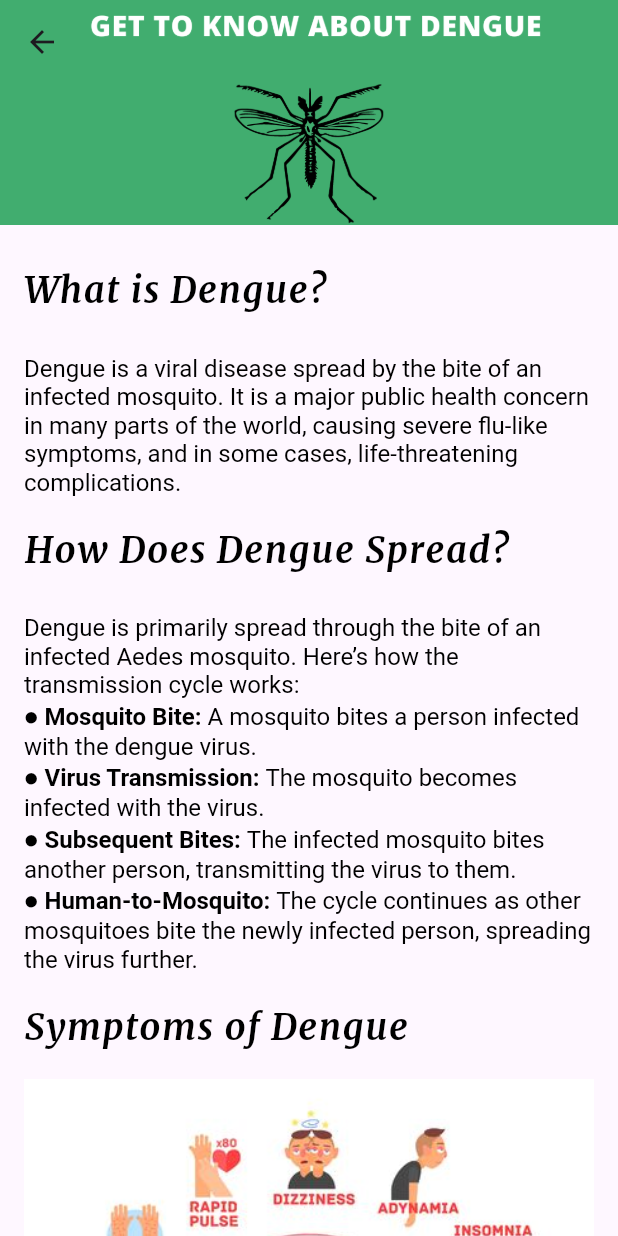
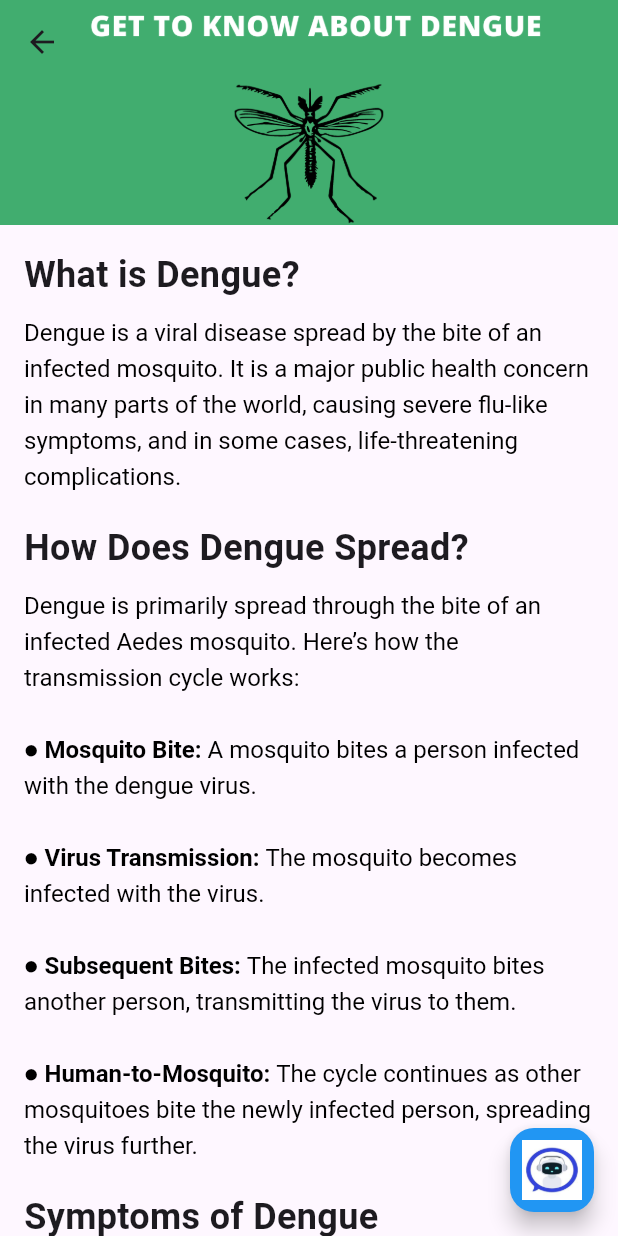
Before and after one commit to SmartDengueAlert/SmartDengueAlert-frontend, a Flutter app: the InfoPage screen opened directly, on a phone screen of 412 x 824 dp. Run offline on Flutter 3.47's test engine with Material 3 defaults, Android fonts, the phone set to English and light mode, and no system bars; our stand-ins replace icons_plus, shared_preferences; accounts and stored records are empty.

Commit message:
Adding the chatbot made by Koshila

```diff
--- a/lib/info_page.dart
+++ b/lib/info_page.dart
@@ -1,5 +1,6 @@
 import 'package:flutter/material.dart';
 
+import 'chatbot_page.dart';
 
 class InfoPage extends StatefulWidget {
   const InfoPage({super.key});
@@ -45,6 +46,7 @@ class _InfoPageState extends State<InfoPage> {
                     ),
                   ],
                 ),
+                SizedBox(height: 20), // Add space between sections
                 SectionTitle(title: 'How Does Dengue Spread?'),
                 SectionContent(
                   text: [
@@ -52,28 +54,28 @@ class _InfoPageState extends State<InfoPage> {
                       text: 'Dengue is primarily spread through the bite of an infected Aedes mosquito. Here’s how the transmission cycle works:',
                     ),
                     TextSpan(
-                      text: '\n● Mosquito Bite: ',
+                      text: '\n\n● Mosquito Bite: ',
                       style: TextStyle(fontWeight: FontWeight.bold),
                     ),
                     TextSpan(
                       text: 'A mosquito bites a person infected with the dengue virus.',
                     ),
                     TextSpan(
-                      text: '\n● Virus Transmission: ',
+                      text: '\n\n● Virus Transmission: ',
                       style: TextStyle(fontWeight: FontWeight.bold),
                     ),
                     TextSpan(
                       text: 'The mosquito becomes infected with the virus.',
                     ),
                     TextSpan(
-                      text: '\n● Subsequent Bites: ',
+                      text: '\n\n● Subsequent Bites: ',
                       style: TextStyle(fontWeight: FontWeight.bold),
                     ),
                     TextSpan(
                       text: 'The infected mosquito bites another person, transmitting the virus to them.',
                     ),
                     TextSpan(
-                      text: '\n● Human-to-Mosquito: ',
+                      text: '\n\n● Human-to-Mosquito: ',
                       style: TextStyle(fontWeight: FontWeight.bold),
                     ),
                     TextSpan(
@@ -81,6 +83,7 @@ class _InfoPageState extends State<InfoPage> {
                     ),
                   ],
                 ),
+                SizedBox(height: 20),
                 SectionTitle(title: 'Symptoms of Dengue'),
                 SectionContent(
                   text: [
@@ -88,36 +91,37 @@ class _InfoPageState extends State<InfoPage> {
                       text: 'Common symptoms of dengue include:',
                     ),
                     TextSpan(
-                      text: '\n● High fever',
+                      text: '\n\n● High fever',
                       style: TextStyle(fontWeight: FontWeight.bold),
                     ),
                     TextSpan(
-                      text: '\n● Severe headache',
+                      text: '\n\n● Severe headache',
                       style: TextStyle(fontWeight: FontWeight.bold),
                     ),
                     TextSpan(
-                      text: '\n● Pain behind the eyes',
+                      text: '\n\n● Pain behind the eyes',
                       style: TextStyle(fontWeight: FontWeight.bold),
                     ),
                     TextSpan(
-                      text: '\n● Joint and muscle pain',
+                      text: '\n\n● Joint and muscle pain',
                       style: TextStyle(fontWeight: FontWeight.bold),
                     ),
                     TextSpan(
-                      text: '\n● Nausea and vomiting',
+                      text: '\n\n● Nausea and vomiting',
                       style: TextStyle(fontWeight: FontWeight.bold),
                     ),
                     TextSpan(
-                      text: '\n● Skin rash',
+                      text: '\n\n● Skin rash',
                       style: TextStyle(fontWeight: FontWeight.bold),
                     ),
                     TextSpan(
-                      text: '\n● Mild bleeding (such as nosebleeds or easy bruising)',
+                      text: '\n\n● Mild bleeding (such as nosebleeds or easy bruising)',
                       style: TextStyle(fontWeight: FontWeight.bold),
                     ),
                   ],
                   image: 'assets/images/fever-symptoms.jpg',
                 ),
+                SizedBox(height: 20),
                 SectionTitle(title: 'How to Prevent the Spread of Dengue'),
                 SectionContent(
                   text: [
@@ -125,35 +129,35 @@ class _InfoPageState extends State<InfoPage> {
                       text: 'To protect yourself and prevent the spread of dengue, follow these tips:',
                     ),
                     TextSpan(
-                      text: '\n● Use Mosquito Repellent: ',
+                      text: '\n\n● Use Mosquito Repellent: ',
                       style: TextStyle(fontWeight: FontWeight.bold),
                     ),
                     TextSpan(
                       text: 'Apply repellent on exposed skin and clothing.',
                     ),
                     TextSpan(
-                      text: '\n● Wear Protective Clothing: ',
+                      text: '\n\n● Wear Protective Clothing: ',
                       style: TextStyle(fontWeight: FontWeight.bold),
                     ),
                     TextSpan(
                       text: 'Wear long-sleeved shirts, long pants, socks, and shoes when outdoors.',
                     ),
                     TextSpan(
-                      text: '\n● Eliminate Standing Water: ',
+                      text: '\n\n● Eliminate Standing Water: ',
                       style: TextStyle(fontWeight: FontWeight.bold),
                     ),
                     TextSpan(
                       text: 'Remove or cover containers that can hold water to reduce mosquito breeding sites.',
                     ),
                     TextSpan(
-                      text: '\n● Use Mosquito Nets: ',
+                      text: '\n\n● Use Mosquito Nets: ',
                       style: TextStyle(fontWeight: FontWeight.bold),
                     ),
                     TextSpan(
                       text: 'Sleep under mosquito nets, especially in areas where dengue is common.',
                     ),
                     TextSpan(
-                      text: '\n● Keep Mosquitoes Out: ',
+                      text: '\n\n● Keep Mosquitoes Out: ',
                       style: TextStyle(fontWeight: FontWeight.bold),
                     ),
                     TextSpan(
@@ -162,6 +166,7 @@ class _InfoPageState extends State<InfoPage> {
                   ],
                   image: 'assets/images/dengue_prevent.jpg',
                 ),
+                SizedBox(height: 20),
                 SectionTitle(title: 'How Does the App Work?'),
                 SectionContent(
                   text: [
@@ -169,23 +174,24 @@ class _InfoPageState extends State<InfoPage> {
                       text: 'Our dengue prediction app uses machine learning algorithms to analyze various factors that contribute to the spread of dengue fever, including:',
                     ),
                     TextSpan(
-                      text: '\n● Weather Patterns',
+                      text: '\n\n● Weather Patterns',
                       style: TextStyle(fontWeight: FontWeight.bold),
                     ),
                     TextSpan(
-                      text: '\n● Mosquito Breeding Habits',
+                      text: '\n\n● Mosquito Breeding Habits',
                       style: TextStyle(fontWeight: FontWeight.bold),
                     ),
                     TextSpan(
-                      text: '\n● Population Density',
+                      text: '\n\n● Population Density',
                       style: TextStyle(fontWeight: FontWeight.bold),
                     ),
                     TextSpan(
-                      text: '\n● Historical Dengue Outbreak Data',
+                      text: '\n\n● Historical Dengue Outbreak Data',
                       style: TextStyle(fontWeight: FontWeight.bold),
                     ),
                   ],
                 ),
+                SizedBox(height: 20),
                 SectionTitle(title: 'Features'),
                 SectionContent(
                   text: [
@@ -197,21 +203,21 @@ class _InfoPageState extends State<InfoPage> {
                       text: 'Get a personalized risk score based on your location and other factors.',
                     ),
                     TextSpan(
-                      text: '\n● Real-time Updates: ',
+                      text: '\n\n● Real-time Updates: ',
                       style: TextStyle(fontWeight: FontWeight.bold),
                     ),
                     TextSpan(
                       text: 'Stay informed about dengue outbreaks and weather conditions in your area.',
                     ),
                     TextSpan(
-                      text: '\n● Prevention Tips: ',
+                      text: '\n\n● Prevention Tips: ',
                       style: TextStyle(fontWeight: FontWeight.bold),
                     ),
                     TextSpan(
                       text: 'Get expert advice on how to prevent dengue fever, including mosquito repellent recommendations and more.',
                     ),
                     TextSpan(
-                      text: '\n● Symptom Checker: ',
+                      text: '\n\n● Symptom Checker: ',
                       style: TextStyle(fontWeight: FontWeight.bold),
                     ),
                     TextSpan(
@@ -219,6 +225,7 @@ class _InfoPageState extends State<InfoPage> {
                     ),
                   ],
                 ),
+                SizedBox(height: 20),
                 SectionTitle(title: 'How to Use the App'),
                 SectionContent(
                   text: [
@@ -227,24 +234,24 @@ class _InfoPageState extends State<InfoPage> {
                       style: TextStyle(fontWeight: FontWeight.bold),
                     ),
                     TextSpan(
-                      text: 'Grant the app permission to access your location to get accurate risk scores and updates.',
+                      text: 'Grant the app permission to access your location to get accurate risks and updates.',
                     ),
                     TextSpan(
-                      text: '\n2. Enter Your Location: ',
+                      text: '\n\n2. Enter Your Location: ',
                       style: TextStyle(fontWeight: FontWeight.bold),
                     ),
                     TextSpan(
                       text: 'Input your city or zip code to get started.',
                     ),
                     TextSpan(
-                      text: '\n3. View Your Risk Score: ',
+                      text: '\n\n3. View Your Risk : ',
                       style: TextStyle(fontWeight: FontWeight.bold),
                     ),
                     TextSpan(
-                      text: 'Check your personalized risk score and take necessary precautions.',
+                      text: 'Check your personalized risk and take necessary precautions.',
                     ),
                     TextSpan(
-                      text: '\n4. Stay Informed: ',
+                      text: '\n\n4. Stay Informed: ',
                       style: TextStyle(fontWeight: FontWeight.bold),
                     ),
                     TextSpan(
@@ -252,6 +259,7 @@ class _InfoPageState extends State<InfoPage> {
                     ),
                   ],
                 ),
+                SizedBox(height: 20),
                 SectionTitle(title: 'Why Use Our App?'),
                 SectionContent(
                   text: [
@@ -263,33 +271,38 @@ class _InfoPageState extends State<InfoPage> {
                       text: 'Get early warnings and take proactive measures to protect yourself and your loved ones.',
                     ),
                     TextSpan(
-                      text: '\n● Make informed decisions: ',
+                      text: '\n\n● Personalized risk assessment: ',
                       style: TextStyle(fontWeight: FontWeight.bold),
                     ),
                     TextSpan(
-                      text: 'Use our app to plan your daily activities, travel, and outdoor events with confidence.',
+                      text: 'Receive a risk score based on your specific location and circumstances.',
                     ),
                     TextSpan(
-                      text: '\n● Contribute to a safer community: ',
+                      text: '\n\n● Expert advice at your fingertips: ',
                       style: TextStyle(fontWeight: FontWeight.bold),
                     ),
                     TextSpan(
-                      text: 'By using our app, you\'re helping us collect valuable data to improve dengue prediction and prevention efforts.',
+                      text: 'Access prevention tips and guidance from experts in public health and mosquito control.',
                     ),
                   ],
-                ),
-                // Add this section to include the image at the end of the page
-                SectionContent(
-                  text: [
-                    TextSpan(
-                      text: '', // Empty text span
-                    ),
-                  ],
-                  image: 'assets/images/dengue.jpg', // Path to your end image
                 ),
               ],
             ),
           ),
+        ),
+      ),
+      floatingActionButton: FloatingActionButton(
+        onPressed: () {
+          Navigator.push(
+            context,
+            MaterialPageRoute(builder: (context) => const ChatbotPage()),
+          );
+        },
+        backgroundColor: Colors.blue, // Set your desired color
+        child: Image.asset(
+          'assets/images/chatbot.jpg', // Replace Icon with Image
+          height: 40, // Adjust size as needed
+          width: 40,
         ),
       ),
     );
@@ -299,20 +312,17 @@ class _InfoPageState extends State<InfoPage> {
 class SectionTitle extends StatelessWidget {
   final String title;
 
-  const SectionTitle({super.key, required this.title});
+  const SectionTitle({required this.title, super.key});
 
   @override
   Widget build(BuildContext context) {
     return Padding(
-      padding: const EdgeInsets.symmetric(vertical: 10.0),
+      padding: const EdgeInsets.only(bottom: 8.0),
       child: Text(
         title,
         style: const TextStyle(
-          fontSize: 24,
+          fontSize: 24.0,
           fontWeight: FontWeight.bold,
-          color: Colors.black,
-          fontFamily: 'Merriweather', // Change font family
-          letterSpacing: 1.0,  // Adjust letter spacing
         ),
       ),
     );
@@ -323,38 +333,28 @@ class SectionContent extends StatelessWidget {
   final List<TextSpan> text;
   final String? image;
 
-  const SectionContent({super.key, required this.text, this.image});
+  const SectionContent({required this.text, this.image, super.key});
 
   @override
   Widget build(BuildContext context) {
-    return Padding(
-      padding: const EdgeInsets.symmetric(vertical: 8.0),
-      child: Column(
+    return Column(
       crossAxisAlignment: CrossAxisAlignment.start,
       children: [
-          if (image != null) Image.asset(image!, fit: BoxFit.cover),
-          const SizedBox(height: 8),
+        if (image != null) ...[
+          Image.asset(image!),
+          const SizedBox(height: 10),
+        ],
         RichText(
           text: TextSpan(
             style: const TextStyle(
-                fontSize: 16,
+              fontSize: 16.0,
               color: Colors.black,
-                fontFamily: 'Roboto', // Change font family
+              height: 1.5, // Adjust line height for readability
             ),
-              children: _addSpacingBetweenSentences(text),
+            children: text,
           ),
         ),
       ],
-      ),
     );
   }
-
-  List<InlineSpan> _addSpacingBetweenSentences(List<TextSpan> textSpans) {
-    List<InlineSpan> spacedTextSpans = [];
-    for (var span in textSpans) {
-      spacedTextSpans.add(span);
-      spacedTextSpans.add(const WidgetSpan(child: SizedBox(height: 8)));
 }
-    return spacedTextSpans;
-  }
-}
```
Also changed, not shown: lib/chatbot_page.dart (added, +118 -0 lines), assets/images/chatbot.jpg (added). Lines whose indentation alone changed are shown as unchanged.
